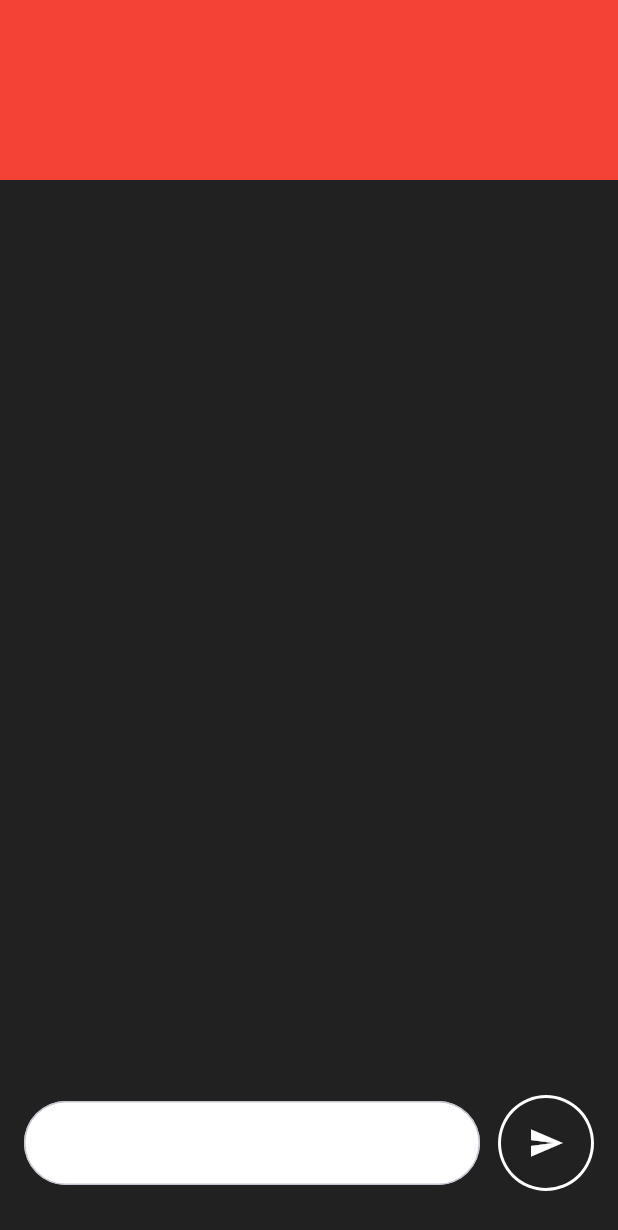
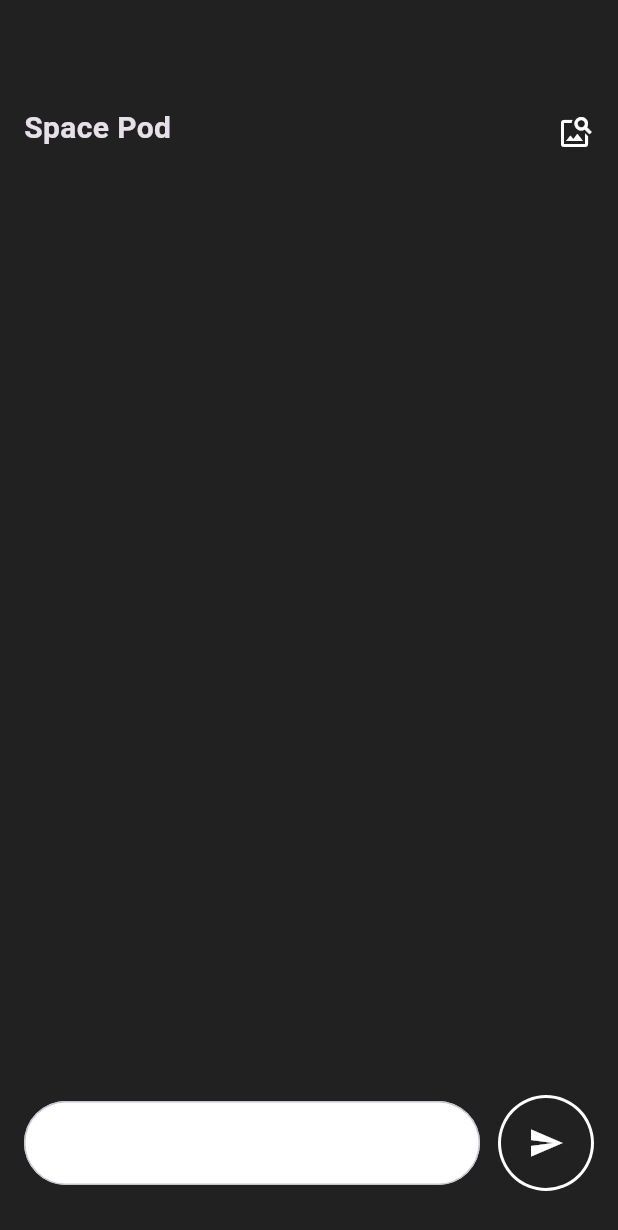
Before and after one commit to Priyanshg0211/SapceBot, a Flutter app: the screen it shows after launch, on a phone screen of 412 x 824 dp. Shown: the top 1230 px of the screen. Run offline on Flutter 3.47's test engine with Material 3 defaults, Android fonts, the phone set to English and light mode, and no system bars; Roboto replaces fonts that are missing (SixtyFour).

Commit message:
completed the UI part

```diff
--- a/lib/main.dart
+++ b/lib/main.dart
@@ -12,6 +12,7 @@ class MyApp extends StatelessWidget {
       home: HomePage(),
       theme: ThemeData(
         brightness: Brightness.dark,
+        fontFamily: 'SixtyFour',
         scaffoldBackgroundColor: Colors.grey.shade900,
         primaryColor: Colors.grey.shade900,
       ),
--- a/lib/pages/home_page.dart
+++ b/lib/pages/home_page.dart
@@ -15,8 +15,16 @@ class _HomePageState extends State<HomePage> {
         child: Column(
           children: [
             Container(
-              height: 120,
-              color: Colors.red,
+              padding: const EdgeInsets.symmetric(horizontal: 16),
+              height: 100,
+              child: const Row(
+                crossAxisAlignment: CrossAxisAlignment.end,
+                mainAxisAlignment: MainAxisAlignment.spaceBetween,
+                children: [
+                  Text("Space Pod",style: TextStyle(fontWeight: FontWeight.bold,fontSize: 20),),
+                  Icon(Icons.image_search,color: Colors.white,)
+                ],
+              ),
             ),
             Expanded(child: ListView()),
             Container(
@@ -40,7 +48,9 @@ class _HomePageState extends State<HomePage> {
                       ),
                     ),
                   )),
-                  const SizedBox(width: 12,),
+                  const SizedBox(
+                    width: 12,
+                  ),
                   CircleAvatar(
                     radius: 32,
                     backgroundColor: Colors.white,
@@ -48,9 +58,11 @@ class _HomePageState extends State<HomePage> {
                       radius: 30,
                       backgroundColor: Theme.of(context).primaryColor,
                       child: Center(
-                        child: Icon(Icons.send,color: Colors.white,),
+                        child: Icon(
+                          Icons.send,
+                          color: Colors.white,
+                        ),
                       ),
-
                     ),
                   ),
                 ],
```
Also changed, not shown: pubspec.yaml (+5 -6 lines), assets/Sixtyfour-Regular-VariableFont_BLED,SCAN.ttf (added), lib/repos/chat_repo.dart (added).
